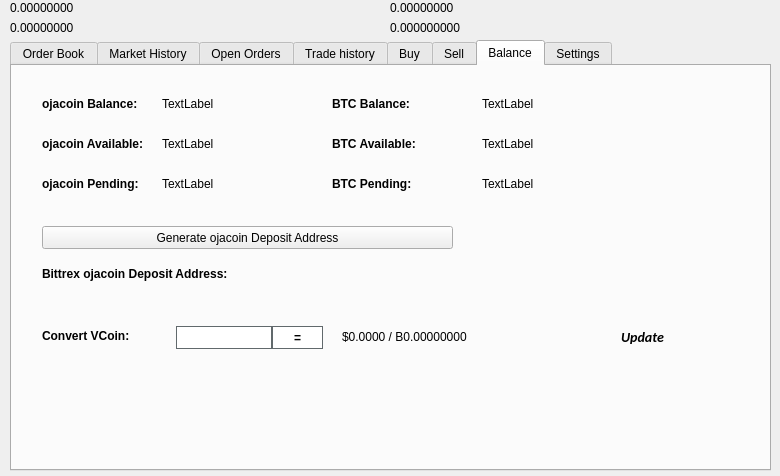
Before: the Qt Designer form src/qt/forms/tradingdialog.ui in amaterasutechnologies/amaterasu, drawn with Qt 5.
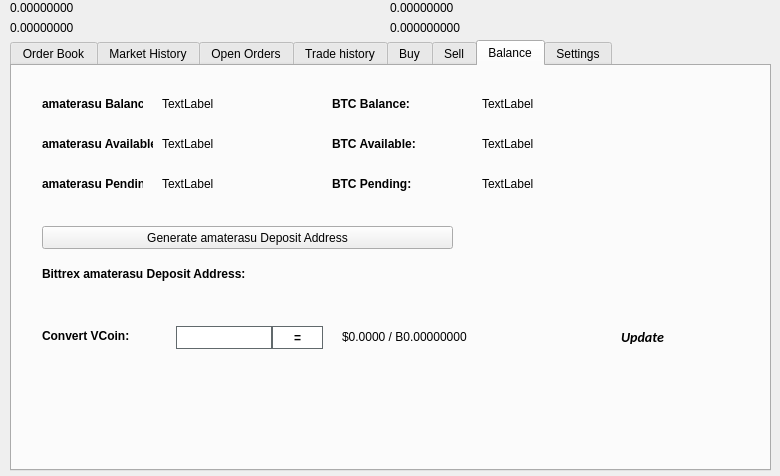
After: the same form once the commit is applied. The open tabs and pages were chosen to show the change. Icons and pictures are not drawn.

The edit to the form file:
```diff
--- a/src/qt/forms/tradingdialog.ui
+++ b/src/qt/forms/tradingdialog.ui
@@ -2762,7 +2762,7 @@
       </font>
      </property>
      <property name="text">
-      <string>ojacoin Balance:</string>
+      <string>amaterasu Balance:</string>
      </property>
     </widget>
     <widget class="QLabel" name="label_12">
@@ -2813,7 +2813,7 @@
       </font>
      </property>
      <property name="text">
-      <string>ojacoin Available:</string>
+      <string>amaterasu Available:</string>
      </property>
     </widget>
     <widget class="QLabel" name="label_14">
@@ -2832,7 +2832,7 @@
       </font>
      </property>
      <property name="text">
-      <string>ojacoin Pending:</string>
+      <string>amaterasu Pending:</string>
      </property>
     </widget>
     <widget class="QLabel" name="ECAPendingLabel">
@@ -2928,7 +2928,7 @@
       </font>
      </property>
      <property name="text">
-      <string>Bittrex ojacoin Deposit Address:</string>
+      <string>Bittrex amaterasu Deposit Address:</string>
      </property>
     </widget>
     <widget class="QPushButton" name="GenDepositBTN">
@@ -2941,7 +2941,7 @@
       </rect>
      </property>
      <property name="text">
-      <string>Generate ojacoin Deposit Address</string>
+      <string>Generate amaterasu Deposit Address</string>
      </property>
      <property name="icon">
       <iconset resource="../ojacoin.qrc">
```
Left out of the diff: 26 changed lines with no effect on the pictures.
